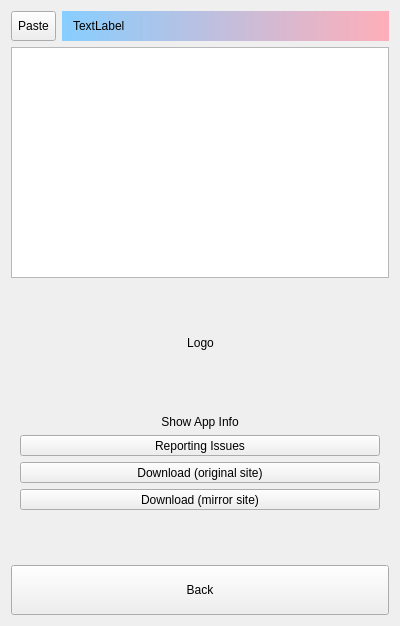
This is src/RemarksAbout.ui in ic005k/Knot-Legacy as Qt 5 draws it before an edit. The edited form follows.
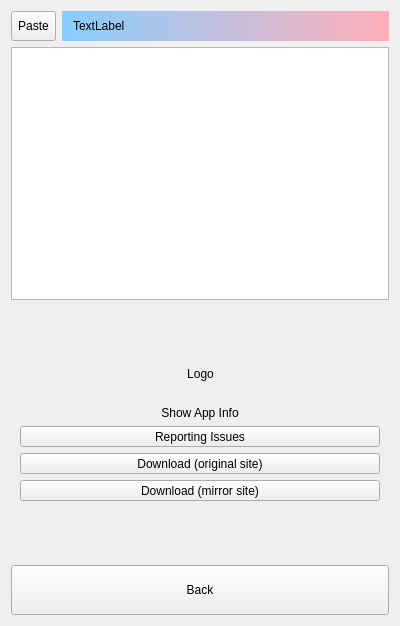
This is the edited form.

```diff
--- a/src/RemarksAbout.ui
+++ b/src/RemarksAbout.ui
@@ -151,7 +151,13 @@
         <property name="minimumSize">
          <size>
           <width>0</width>
-          <height>50</height>
+          <height>10</height>
+         </size>
+        </property>
+        <property name="maximumSize">
+         <size>
+          <width>16777215</width>
+          <height>10</height>
          </size>
         </property>
         <property name="text">
```
Left out of the diff: 2 changed lines with no effect on the pictures.
